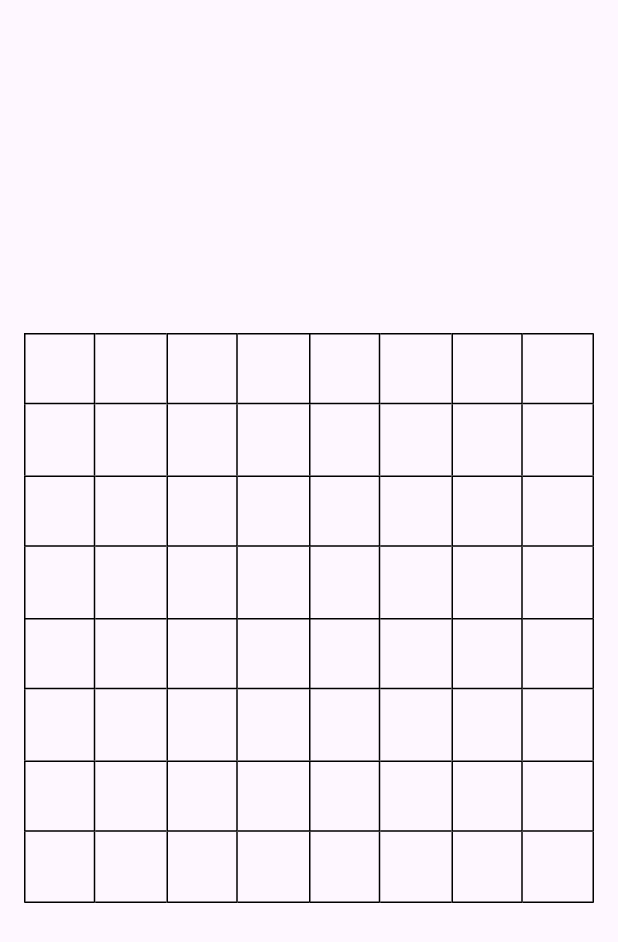
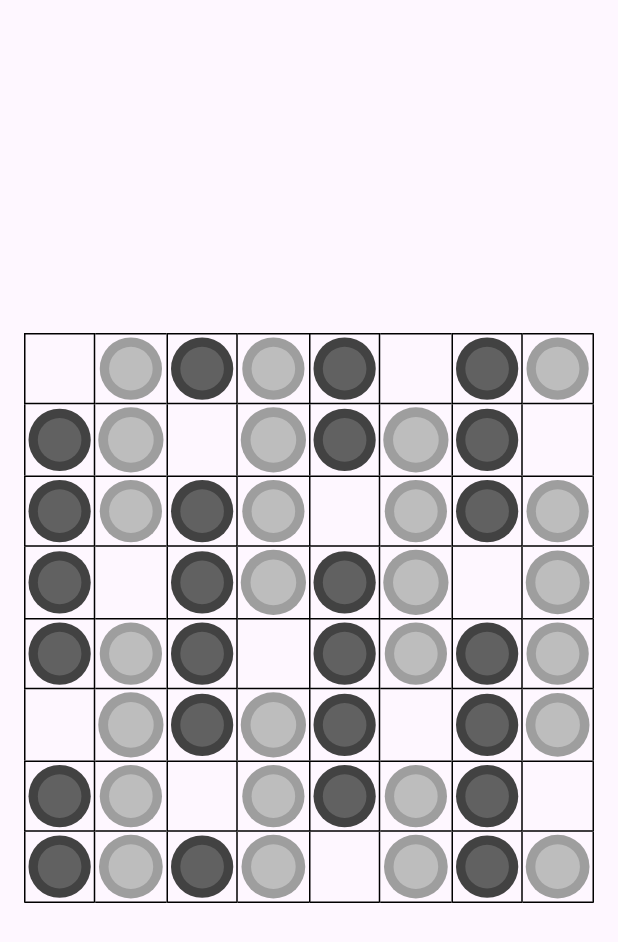
Before and after one commit to kathalie/checkers, a Flutter app: the screen it shows after launch, on a phone screen of 412 x 824 dp. Shown: the top 942 px of the screen. Run offline on Flutter 3.47's test engine with Material 3 defaults, Android fonts, the phone set to English and light mode, and no system bars; our stand-ins replace flutter_svg.

Commit message:
Implemented the checker widget

```diff
--- /dev/null
+++ b/checkers_front/lib/src/domain/checker.dart
@@ -0,0 +1,8 @@
+import 'constraints/checker_color.dart';
+
+class Checker {
+  final CheckerColor color;
+  final bool isKing;
+
+  const Checker({required this.color, this.isKing = false});
+}
--- a/checkers_front/lib/src/domain/constants.dart
+++ b/checkers_front/lib/src/domain/constants.dart
@@ -6,3 +6,6 @@ const boardCellCount = boardSide * boardSide;
 
 /// The last index in a row or column.
 const lastIndex = boardSide - 1;
+
+/// The duration of the majority of the in-game animations.
+const animationDuration = Duration(milliseconds: 650);
--- /dev/null
+++ b/checkers_front/lib/src/domain/constraints/checker_color.dart
@@ -0,0 +1 @@
+enum CheckerColor { white, black }
--- a/checkers_front/lib/src/domain/piece.dart
+++ /dev/null
@@ -1 +0,0 @@
-enum Piece { white, black }
--- a/checkers_front/lib/src/presentation/main_page.dart
+++ b/checkers_front/lib/src/presentation/main_page.dart
@@ -1,6 +1,6 @@
 import 'package:flutter/material.dart';
 
-import 'widgets/board.dart';
+import 'widgets/board_widget.dart';
 
 class MainPage extends StatelessWidget {
   const MainPage({super.key});
@@ -11,7 +11,7 @@ class MainPage extends StatelessWidget {
       body: SafeArea(
         minimum: EdgeInsets.all(16),
         child: Center(
-          child: Board(),
+          child: BoardWidget(),
         ),
       ),
     );
--- a/checkers_front/lib/src/presentation/widgets/board.dart
+++ b/checkers_front/lib/src/presentation/widgets/board_widget.dart
@@ -1,21 +1,32 @@
 import 'package:flutter/material.dart';
 
+import '../../domain/checker.dart';
 import '../../domain/constants.dart';
-import '../../domain/piece.dart';
+import '../../domain/constraints/checker_color.dart';
 import '../../util/coordinates_transform.dart';
+import 'checker_widget.dart';
 
-class Board extends StatelessWidget {
-  const Board({super.key});
+class BoardWidget extends StatelessWidget {
+  const BoardWidget({super.key});
 
   @override
   Widget build(BuildContext context) {
     return AspectRatio(
       aspectRatio: 1 / 1,
       child: GridView.count(
+        physics: const NeverScrollableScrollPhysics(),
         crossAxisCount: 8,
         children: List.generate(
           8 * 8,
-          (index) => BoardCell(position: flatToPosition(index)),
+          (index) => BoardCell(
+            position: flatToPosition(index),
+            pieceContained: index % 5 == 0
+                ? null
+                : Checker(
+                    color: index.isEven ? CheckerColor.black : CheckerColor.white,
+                    isKing: false,
+                  ),
+          ),
         ),
       ),
     );
@@ -24,7 +35,7 @@ class Board extends StatelessWidget {
 
 class BoardCell extends StatelessWidget {
   final (int, int) position;
-  final Piece? pieceContained;
+  final Checker? pieceContained;
 
   const BoardCell({
     required this.position,
@@ -48,10 +59,19 @@ class BoardCell extends StatelessWidget {
 
   @override
   Widget build(BuildContext context) {
+    final pieceContained = this.pieceContained;
+
     return AspectRatio(
       aspectRatio: 1 / 1,
       child: Container(
         decoration: BoxDecoration(border: border),
+        child: pieceContained != null
+            ? Center(
+                child: CheckerWidget(
+                  checker: pieceContained,
+                ),
+              )
+            : null,
       ),
     );
   }
--- /dev/null
+++ b/checkers_front/lib/src/presentation/widgets/checker_widget.dart
@@ -0,0 +1,75 @@
+import 'package:flutter/material.dart';
+import 'package:flutter_svg/flutter_svg.dart';
+
+import '../../domain/checker.dart';
+import '../../domain/constants.dart';
+import '../../domain/constraints/checker_color.dart';
+
+class CheckerWidget extends StatelessWidget {
+  final Checker checker;
+
+  const CheckerWidget({
+    required this.checker,
+    super.key,
+  });
+
+  @override
+  Widget build(BuildContext context) {
+    const outerPiecePadding = EdgeInsets.all(2);
+    const innerPieceFraction = 0.7;
+
+    final (outerColor!, innerColor!) = switch (checker.color) {
+      CheckerColor.black => (Colors.grey[800], Colors.grey[700]),
+      CheckerColor.white => (Colors.grey[500], Colors.grey[400]),
+    };
+
+    return AspectRatio(
+      aspectRatio: 1 / 1,
+      child: Padding(
+        padding: outerPiecePadding,
+        child: _CheckerPiece(
+          outerColor: outerColor,
+          innerColor: innerColor,
+          innerPieceFraction: innerPieceFraction,
+          isKing: checker.isKing,
+        ),
+      ),
+    );
+  }
+}
+
+class _CheckerPiece extends StatelessWidget {
+  final Color outerColor;
+  final Color innerColor;
+  final double innerPieceFraction;
+  final bool isKing;
+
+  const _CheckerPiece({
+    required this.outerColor,
+    required this.innerColor,
+    required this.innerPieceFraction,
+    this.isKing = false,
+  });
+
+  @override
+  Widget build(BuildContext context) {
+    return CircleAvatar(
+      backgroundColor: outerColor,
+      child: LayoutBuilder(
+        builder: (context, constraints) {
+          final innerRadius = constraints.maxWidth / 2 * innerPieceFraction;
+
+          return CircleAvatar(
+            radius: innerRadius,
+            backgroundColor: innerColor,
+            child: AnimatedOpacity(
+              duration: animationDuration,
+              opacity: isKing ? 1 : 0,
+              child: SvgPicture.asset('assets/crown_icon.svg', width: innerRadius * 1.5),
+            ),
+          );
+        },
+      ),
+    );
+  }
+}
--- a/checkers_front/pubspec.yaml
+++ b/checkers_front/pubspec.yaml
@@ -35,6 +35,7 @@ dependencies:
   # The following adds the Cupertino Icons font to your application.
   # Use with the CupertinoIcons class for iOS style icons.
   cupertino_icons: ^1.0.2
+  flutter_svg: ^2.0.10+1
 
 dev_dependencies:
   flutter_test:
@@ -59,7 +60,8 @@ flutter:
   uses-material-design: true
 
   # To add assets to your application, add an assets section, like this:
-  # assets:
+  assets:
+    - assets/crown_icon.svg
   #   - images/a_dot_burr.jpeg
   #   - images/a_dot_ham.jpeg
 
```
Also changed, not shown: checkers_front/assets/crown_icon.svg (added), checkers_front/pubspec.lock.
